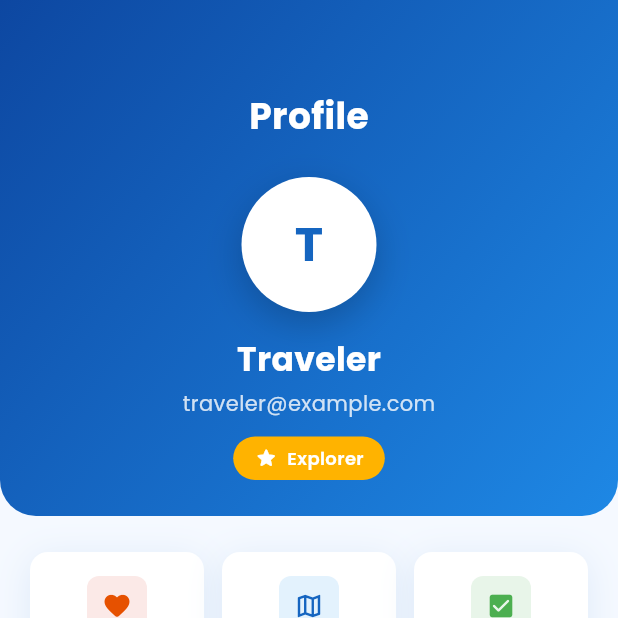
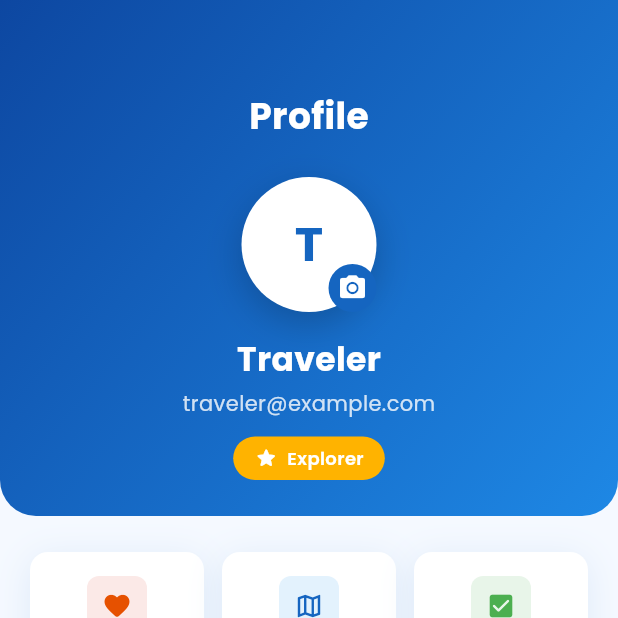
Before and after one commit to Himashmayadunna/LK_TRAVELMATE, a Flutter app: the ProfileScreen screen opened directly, on a phone screen of 412 x 824 dp, the top half of it. Run offline on Flutter 3.47's test engine with Material 3 defaults, Android fonts, the phone set to English and light mode, and no system bars; our stand-ins replace connectivity_plus, firebase_auth, firebase_core, firebase_storage, flutter_tts, geolocator and 4 more; missing offline and left inert: flutter_polyline_points; accounts and stored records are empty; network calls fail.

Commit message:
Add profile photo upload functionality and integrate Firestore support

```diff
--- a/lib/providers/auth_provider.dart
+++ b/lib/providers/auth_provider.dart
@@ -1,13 +1,18 @@
+import 'dart:io';
 import 'package:flutter/foundation.dart';
 import 'package:firebase_auth/firebase_auth.dart';
+import 'package:firebase_storage/firebase_storage.dart';
 
 class AuthProvider extends ChangeNotifier {
   final FirebaseAuth _auth = FirebaseAuth.instance;
+  final FirebaseStorage _storage = FirebaseStorage.instance;
   User? currentUser;
 
   String _displayName = 'Traveler';
   String _email = 'traveler@example.com';
+  String? _photoUrl;
   bool _isLoggedIn = false;
+  bool _isUploadingPhoto = false;
 
   AuthProvider() {
     _auth.authStateChanges().listen((User? user) {
@@ -16,9 +21,11 @@ class AuthProvider extends ChangeNotifier {
       if (user != null) {
         _displayName = user.displayName ?? 'Traveler';
         _email = user.email ?? 'traveler@example.com';
+        _photoUrl = user.photoURL;
       } else {
         _displayName = '';
         _email = '';
+        _photoUrl = null;
       }
       notifyListeners();
     });
@@ -26,15 +33,41 @@ class AuthProvider extends ChangeNotifier {
 
   String get displayName => _displayName;
   String get email => _email;
+  String? get photoUrl => _photoUrl;
   bool get isLoggedIn => _isLoggedIn;
+  bool get isUploadingPhoto => _isUploadingPhoto;
 
   String get initials {
     if (_displayName.isEmpty) return 'T';
     final names = _displayName.split(' ');
-    if (names.length >= 2) {
+    if (names.length >= 2 && names[0].isNotEmpty && names[1].isNotEmpty) {
       return '${names[0][0]}${names[1][0]}'.toUpperCase();
     }
-    return _displayName[0].toUpperCase();
+    return _displayName.isNotEmpty ? _displayName[0].toUpperCase() : 'T';
+  }
+
+  Future<void> uploadProfilePhoto(File imageFile) async {
+    if (currentUser == null) return;
+
+    try {
+      _isUploadingPhoto = true;
+      notifyListeners();
+
+      final ref = _storage.ref().child('profile_photos').child('${currentUser!.uid}.jpg');
+      await ref.putFile(imageFile);
+
+      final downloadUrl = await ref.getDownloadURL();
+
+      await currentUser!.updatePhotoURL(downloadUrl);
+      _photoUrl = downloadUrl;
+
+    } catch (e) {
+      debugPrint('Profile photo upload failed: $e');
+      rethrow;
+    } finally {
+      _isUploadingPhoto = false;
+      notifyListeners();
+    }
   }
 
   Future<void> signUp({required String name, required String email, required String password}) async {
--- a/lib/service/ai_service.dart
+++ b/lib/service/ai_service.dart
@@ -5,7 +5,7 @@ import 'package:http/http.dart' as http;
 
 class GeminiService {
   static const String _apiKey =
-      "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";
+      "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";
   static const String _baseUrl =
       "https://openrouter.ai/api/v1/chat/completions";
   static const String _model = "deepseek/deepseek-r1-0528";
--- a/lib/widgets/profile_header.dart
+++ b/lib/widgets/profile_header.dart
@@ -5,6 +5,9 @@ class ProfileHeader extends StatelessWidget {
   final String name;
   final String email;
   final String initials;
+  final String? photoUrl;
+  final bool isUploadingPhoto;
+  final VoidCallback? onEditPhoto;
   final String badge;
   final int tripCount;
 
@@ -13,9 +16,23 @@ class ProfileHeader extends StatelessWidget {
     required this.name,
     required this.email,
     required this.initials,
+    this.photoUrl,
+    this.isUploadingPhoto = false,
+    this.onEditPhoto,
     this.badge = 'Explorer',
     this.tripCount = 0,
   });
+
+  Widget _buildInitials() {
+    return Text(
+      initials,
+      style: const TextStyle(
+        fontSize: 32,
+        fontWeight: FontWeight.w700,
+        color: AppTheme.primary,
+      ),
+    );
+  }
 
   @override
   Widget build(BuildContext context) {
@@ -43,6 +60,8 @@ class ProfileHeader extends StatelessWidget {
           ),
           const SizedBox(height: 24),
           // Avatar
+          Stack(
+            children: [
               Container(
                 width: 90,
                 height: 90,
@@ -58,15 +77,43 @@ class ProfileHeader extends StatelessWidget {
                   ],
                 ),
                 child: Center(
-              child: Text(
-                initials,
-                style: const TextStyle(
-                  fontSize: 32,
-                  fontWeight: FontWeight.w700,
+                  child: isUploadingPhoto
+                      ? const CircularProgressIndicator(color: AppTheme.primary)
+                      : photoUrl != null && photoUrl!.isNotEmpty
+                          ? ClipOval(
+                              child: Image.network(
+                                photoUrl!,
+                                width: 90,
+                                height: 90,
+                                fit: BoxFit.cover,
+                                errorBuilder: (context, error, stackTrace) {
+                                  return _buildInitials();
+                                },
+                              ),
+                            )
+                          : _buildInitials(),
+                ),
+              ),
+              Positioned(
+                bottom: 0,
+                right: 0,
+                child: GestureDetector(
+                  onTap: isUploadingPhoto ? null : onEditPhoto,
+                  child: Container(
+                    padding: const EdgeInsets.all(6),
+                    decoration: const BoxDecoration(
                       color: AppTheme.primary,
+                      shape: BoxShape.circle,
+                    ),
+                    child: const Icon(
+                      Icons.camera_alt,
+                      color: Colors.white,
+                      size: 20,
                     ),
                   ),
                 ),
+              ),
+            ],
           ),
           const SizedBox(height: 16),
           // Name
--- a/pubspec.yaml
+++ b/pubspec.yaml
@@ -46,6 +46,9 @@ dependencies:
   flutter_tts: ^4.2.2
   firebase_core: ^4.7.0
   firebase_auth: ^6.4.0
+  image_picker: ^1.2.1
+  firebase_storage: ^13.3.0
+  cloud_firestore: ^6.3.0
 
 
 dev_dependencies:
```
Also changed, not shown: lib/screens/profile/profile_screen.dart (+27 -0 lines), pubspec.lock, 5 other files. Lines whose indentation alone changed are shown as unchanged.
